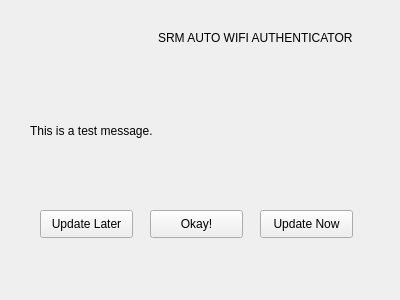
UtkarshRana22/SRM_AUTO_WIFI_AUTHENTICATOR, file design.ui: the form before one commit.
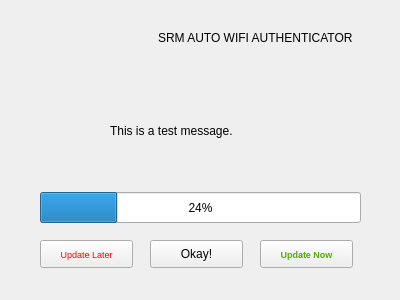
The form after the commit. The open tabs and pages were chosen to show the change. Icons and pictures are not drawn.

```diff
--- a/design.ui
+++ b/design.ui
@@ -297,9 +297,9 @@
     <widget class="QLabel" name="message">
      <property name="geometry">
       <rect>
-       <x>0</x>
+       <x>80</x>
        <y>30</y>
-       <width>331</width>
+       <width>261</width>
        <height>61</height>
       </rect>
      </property>
@@ -311,11 +311,19 @@
      <property name="geometry">
       <rect>
        <x>10</x>
-       <y>140</y>
+       <y>170</y>
        <width>93</width>
        <height>28</height>
       </rect>
      </property>
+     <property name="font">
+      <font>
+       <pointsize>7</pointsize>
+      </font>
+     </property>
+     <property name="styleSheet">
+      <string notr="true">color:rgb(255, 0, 0)</string>
+     </property>
      <property name="text">
       <string>Update Later</string>
      </property>
@@ -324,7 +332,7 @@
      <property name="geometry">
       <rect>
        <x>120</x>
-       <y>140</y>
+       <y>170</y>
        <width>93</width>
        <height>28</height>
       </rect>
@@ -337,15 +345,38 @@
      <property name="geometry">
       <rect>
        <x>230</x>
-       <y>140</y>
+       <y>170</y>
        <width>93</width>
        <height>28</height>
       </rect>
      </property>
+     <property name="font">
+      <font>
+       <pointsize>7</pointsize>
+       <weight>75</weight>
+       <bold>true</bold>
+      </font>
+     </property>
+     <property name="styleSheet">
+      <string notr="true">color:rgb(85, 170, 0)</string>
+     </property>
      <property name="text">
       <string>Update Now</string>
      </property>
     </widget>
+    <widget class="QProgressBar" name="progressBar">
+     <property name="geometry">
+      <rect>
+       <x>10</x>
+       <y>122</y>
+       <width>321</width>
+       <height>31</height>
+      </rect>
+     </property>
+     <property name="value">
+      <number>24</number>
+     </property>
+    </widget>
    </widget>
   </widget>
  </widget>
```
